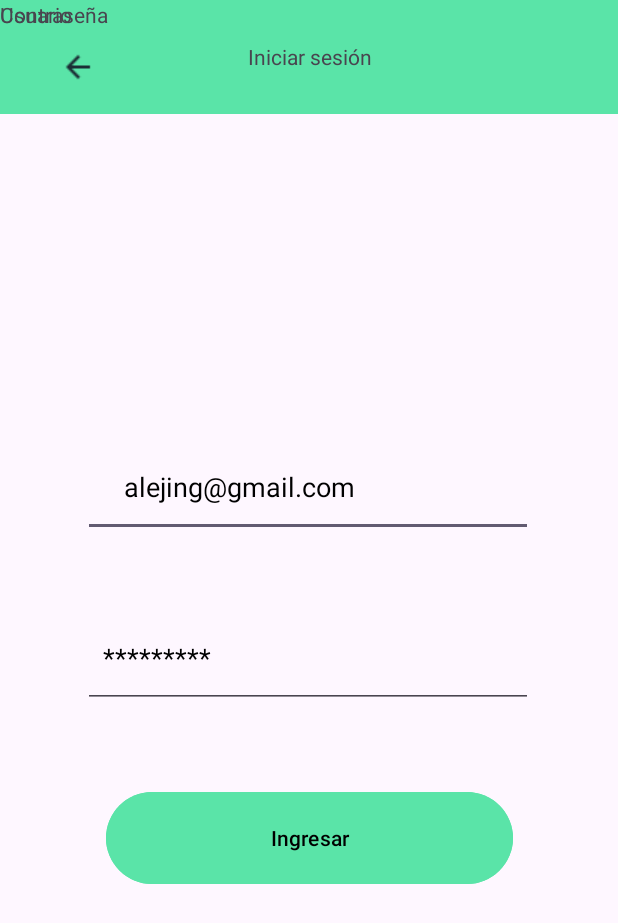
After one commit to Pecas321/QTA_JDB_8, an Android app: the iniciarsesion screen opened directly, with no data from a screen before it, on a phone screen of 412 x 824 dp. The commit adds this screen. Shown: the top 923 px of the screen. Run offline under Robolectric (Android 15) with nearby library versions, the phone set to English and light mode, and no system bars.

Commit message:
Commit Dani 3

```diff
--- a/app/build.gradle.kts
+++ b/app/build.gradle.kts
@@ -33,6 +33,9 @@ android {
     kotlinOptions {
         jvmTarget = "1.8"
     }
+    buildFeatures {
+        viewBinding = true
+    }
 }
 
 dependencies {
@@ -42,6 +45,8 @@ dependencies {
     implementation(libs.material)
     implementation(libs.androidx.activity)
     implementation(libs.androidx.constraintlayout)
+    implementation(libs.androidx.navigation.fragment.ktx)
+    implementation(libs.androidx.navigation.ui.ktx)
     testImplementation(libs.junit)
     androidTestImplementation(libs.androidx.junit)
     androidTestImplementation(libs.androidx.espresso.core)
--- /dev/null
+++ b/app/src/main/java/com/example/qta_jdb_8/iniciarsesion.kt
@@ -0,0 +1,16 @@
+package com.example.qta_jdb_8
+
+import android.os.Bundle
+import androidx.activity.enableEdgeToEdge
+import androidx.appcompat.app.AppCompatActivity
+import androidx.core.view.ViewCompat
+import androidx.core.view.WindowInsetsCompat
+
+class iniciarsesion : AppCompatActivity() {
+    override fun onCreate(savedInstanceState: Bundle?) {
+        super.onCreate(savedInstanceState)
+        enableEdgeToEdge()
+        setContentView(R.layout.activity_iniciarsesion)
+
+    }
+}
--- /dev/null
+++ b/app/src/main/res/layout/activity_iniciarsesion.xml
@@ -0,0 +1,99 @@
+<?xml version="1.0" encoding="utf-8"?>
+<androidx.constraintlayout.widget.ConstraintLayout xmlns:android="http://schemas.android.com/apk/res/android"
+    xmlns:app="http://schemas.android.com/apk/res-auto"
+    xmlns:tools="http://schemas.android.com/tools"
+    android:id="@+id/main"
+    android:layout_width="match_parent"
+    android:layout_height="match_parent"
+    tools:context=".iniciarsesion">
+
+
+    <EditText
+        android:id="@+id/usuario"
+        android:layout_width="300dp"
+        android:layout_height="66dp"
+
+        android:ems="10"
+        android:inputType="textEmailAddress"
+        android:text="     alejing@gmail.com"
+        android:textColor="#000000"
+        app:layout_constraintBottom_toBottomOf="parent"
+        app:layout_constraintEnd_toEndOf="parent"
+        app:layout_constraintHorizontal_bias="0.495"
+        app:layout_constraintStart_toStartOf="parent"
+        app:layout_constraintTop_toTopOf="parent"
+        app:layout_constraintVertical_bias="0.385" />
+
+    <EditText
+        android:id="@+id/contraseña"
+        android:layout_width="300dp"
+        android:layout_height="66dp"
+        android:ems="10"
+        android:inputType="textEmailAddress"
+        android:text="  *********"
+        android:textColor="#000000"
+        app:layout_constraintBottom_toBottomOf="parent"
+        app:layout_constraintEnd_toEndOf="parent"
+        app:layout_constraintHorizontal_bias="0.495"
+        app:layout_constraintStart_toStartOf="parent"
+        app:layout_constraintTop_toTopOf="parent"
+        app:layout_constraintVertical_bias="0.536" />
+
+    <Button
+        android:id="@+id/botonIngresar"
+        android:layout_width="271dp"
+        android:layout_height="69dp"
+        android:backgroundTint="#5AE4A8"
+        android:text="Ingresar"
+        android:textColor="#000000"
+        app:layout_constraintBottom_toBottomOf="parent"
+        app:layout_constraintEnd_toEndOf="parent"
+        app:layout_constraintStart_toStartOf="parent"
+        app:layout_constraintTop_toTopOf="parent"
+        app:layout_constraintVertical_bias="0.694" />
+
+    <TextView
+        android:id="@+id/iniciarsesion"
+        android:layout_width="413dp"
+        android:layout_height="76dp"
+        android:background="#5AE4A8"
+        android:gravity="center"
+        android:text="Iniciar sesión"
+        app:layout_constraintBottom_toBottomOf="parent"
+        app:layout_constraintEnd_toEndOf="parent"
+        app:layout_constraintHorizontal_bias="0.0"
+        app:layout_constraintStart_toStartOf="parent"
+        app:layout_constraintTop_toTopOf="parent"
+        app:layout_constraintVertical_bias="0.0"
+        tools:textSize="22dp" />
+
+    <ImageButton
+        android:id="@+id/volverButton"
+        android:layout_width="72dp"
+        android:layout_height="59dp"
+        android:background="#5AE4A8"
+        app:layout_constraintBottom_toBottomOf="parent"
+        app:layout_constraintEnd_toEndOf="parent"
+        app:layout_constraintHorizontal_bias="0.047"
+        app:layout_constraintStart_toStartOf="parent"
+        app:layout_constraintTop_toTopOf="parent"
+        app:layout_constraintVertical_bias="0.019"
+        app:srcCompat="@drawable/container" />
+
+    <TextView
+        android:id="@+id/textView_Usuario"
+        android:layout_width="wrap_content"
+        android:layout_height="wrap_content"
+        android:text="Usuario"
+        tools:layout_editor_absoluteX="60dp"
+        tools:layout_editor_absoluteY="232dp" />
+
+    <TextView
+        android:id="@+id/Contraseña_iniciarsesion"
+        android:layout_width="wrap_content"
+        android:layout_height="wrap_content"
+        android:text="Contraseña"
+        tools:layout_editor_absoluteX="61dp"
+        tools:layout_editor_absoluteY="332dp" />
+
+</androidx.constraintlayout.widget.ConstraintLayout>
--- /dev/null
+++ b/app/src/main/res/values-land/dimens.xml
@@ -0,0 +1,3 @@
+<resources>
+    <dimen name="fab_margin">48dp</dimen>
+</resources>
--- /dev/null
+++ b/app/src/main/res/values-v23/themes.xml
@@ -0,0 +1,9 @@
+<resources xmlns:tools="http://schemas.android.com/tools">
+
+    <style name="Theme.QTA_JDB_8" parent="Base.Theme.QTA_JDB_8">
+        <!-- Transparent system bars for edge-to-edge. -->
+        <item name="android:navigationBarColor">@android:color/transparent</item>
+        <item name="android:statusBarColor">@android:color/transparent</item>
+        <item name="android:windowLightStatusBar">?attr/isLightTheme</item>
+    </style>
+</resources>
--- /dev/null
+++ b/app/src/main/res/values-w1240dp/dimens.xml
@@ -0,0 +1,3 @@
+<resources>
+    <dimen name="fab_margin">200dp</dimen>
+</resources>
--- /dev/null
+++ b/app/src/main/res/values-w600dp/dimens.xml
@@ -0,0 +1,3 @@
+<resources>
+    <dimen name="fab_margin">48dp</dimen>
+</resources>
--- /dev/null
+++ b/app/src/main/res/values/dimens.xml
@@ -0,0 +1,3 @@
+<resources>
+    <dimen name="fab_margin">16dp</dimen>
+</resources>
--- a/gradle/libs.versions.toml
+++ b/gradle/libs.versions.toml
@@ -9,6 +9,8 @@ appcompat = "1.7.0"
 material = "1.12.0"
 activity = "1.9.3"
 constraintlayout = "2.1.4"
+navigationFragmentKtx = "2.8.3"
+navigationUiKtx = "2.8.3"
 
 [libraries]
 androidx-core-ktx = { group = "androidx.core", name = "core-ktx", version.ref = "coreKtx" }
@@ -19,6 +21,8 @@ androidx-appcompat = { group = "androidx.appcompat", name = "appcompat", version
 material = { group = "com.google.android.material", name = "material", version.ref = "material" }
 androidx-activity = { group = "androidx.activity", name = "activity", version.ref = "activity" }
 androidx-constraintlayout = { group = "androidx.constraintlayout", name = "constraintlayout", version.ref = "constraintlayout" }
+androidx-navigation-fragment-ktx = { group = "androidx.navigation", name = "navigation-fragment-ktx", version.ref = "navigationFragmentKtx" }
+androidx-navigation-ui-ktx = { group = "androidx.navigation", name = "navigation-ui-ktx", version.ref = "navigationUiKtx" }
 
 [plugins]
 android-application = { id = "com.android.application", version.ref = "agp" }
```
Also changed, not shown: app/src/main/AndroidManifest.xml (+7 -0 lines), app/src/main/java/com/example/qta_jdb_8/DosPalabras.kt (added, +16 -0 lines), app/src/main/java/com/example/qta_jdb_8/MainActivity.kt (+11 -4 lines), app/src/main/res/layout/activity_dos_palabras.xml (added, +76 -0 lines), app/src/main/res/layout/activity_main.xml (+20 -9 lines), app/src/main/res/navigation/nav_graph.xml (added, +28 -0 lines), app/src/main/res/values/strings.xml (+42 -0 lines), app/src/main/res/drawable/container.png (added), app/src/main/res/drawable/qta3imagen.jpg (added).
